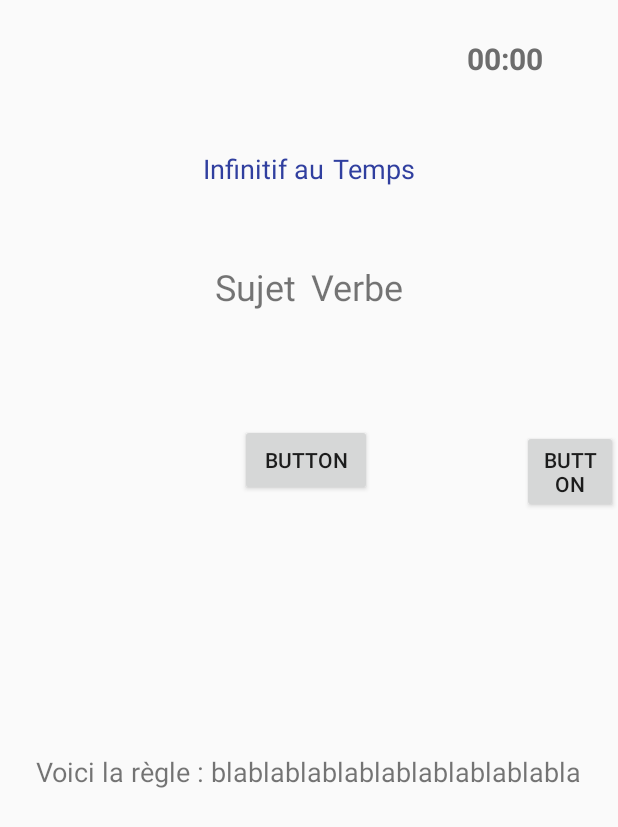
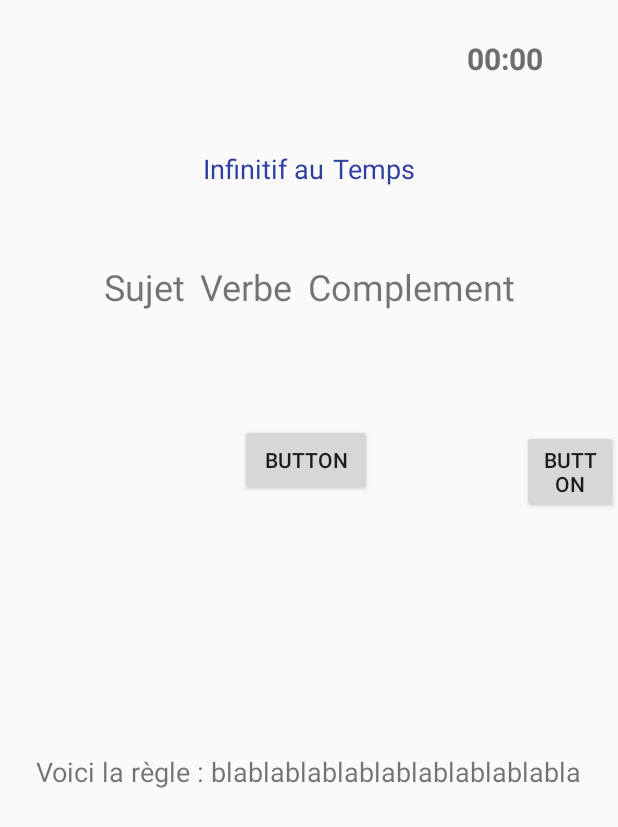
Before and after one commit to guigui71370/projetiut, an Android app: the layout activity_conjugaison.xml on its own in the app's theme, with its tools: preview values and no code run, on a phone screen of 412 x 824 dp. Shown: the top 827 px of the screen. Run offline under Robolectric (Android 15) with nearby library versions, the phone set to English and light mode, and no system bars.

Commit message:
Add files via upload

```diff
--- a/app/src/main/res/layout/activity_conjugaison.xml
+++ b/app/src/main/res/layout/activity_conjugaison.xml
@@ -8,7 +8,7 @@
     <LinearLayout
         android:orientation="horizontal"
         android:layout_width="600dp"
-        android:layout_height="30dp"
+        android:layout_height="60dp"
         android:layout_marginStart="50dp"
         android:layout_marginLeft="50dp"
         android:layout_marginTop="25dp"
@@ -82,6 +82,15 @@
         android:layout_marginLeft="10dp"
         android:textSize="24sp"
         tools:text="Verbe" />
+
+    <TextView
+        android:id="@+id/activity_conjugaison_complement_textview"
+        android:layout_width="wrap_content"
+        android:layout_height="wrap_content"
+        android:layout_marginStart="10dp"
+        android:layout_marginLeft="10dp"
+        android:textSize="24sp"
+        tools:text="Complement" />
 </LinearLayout>
 
     <LinearLayout
--- a/app/src/main/res/layout/activity_main.xml
+++ b/app/src/main/res/layout/activity_main.xml
@@ -67,7 +67,7 @@
             android:layout_height="wrap_content"
             android:layout_marginTop="10dp"
             android:background="@color/colorGreen"
-            android:text="Conjugaison" />
+            android:text="@string/conjugaison_game" />
 
     </LinearLayout>
 
```
Also changed, not shown: app/src/main/res/layout/activity_addition.xml (line endings or trailing spaces), app/src/main/res/layout/activity_flag.xml (line endings or trailing spaces), app/src/main/res/layout/activity_geographytag.xml (line endings or trailing spaces), app/src/main/res/layout/activity_mystery_word.xml (line endings or trailing spaces), app/src/main/res/layout/activity_piano.xml (line endings or trailing spaces), app/src/main/res/layout/activity_reverse_flag.xml (line endings or trailing spaces), app/src/main/res/layout/geographytag_conteneur_rect.xml (line endings or trailing spaces), app/src/main/res/layout/level_choice_button.xml (line endings or trailing spaces), app/src/main/res/layout/level_choice_popup.xml (line endings or trailing spaces), app/src/main/res/layout/mystery_word_button.xml (line endings or trailing spaces), app/src/main/res/layout/resultat_popup.xml (line endings or trailing spaces).
